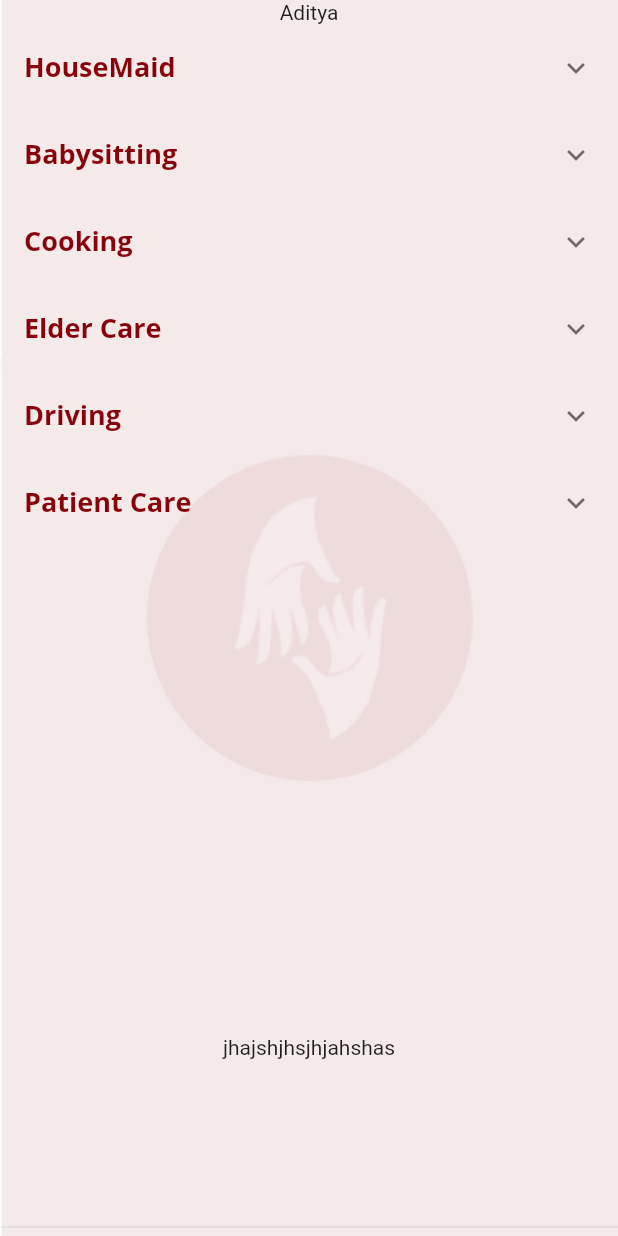
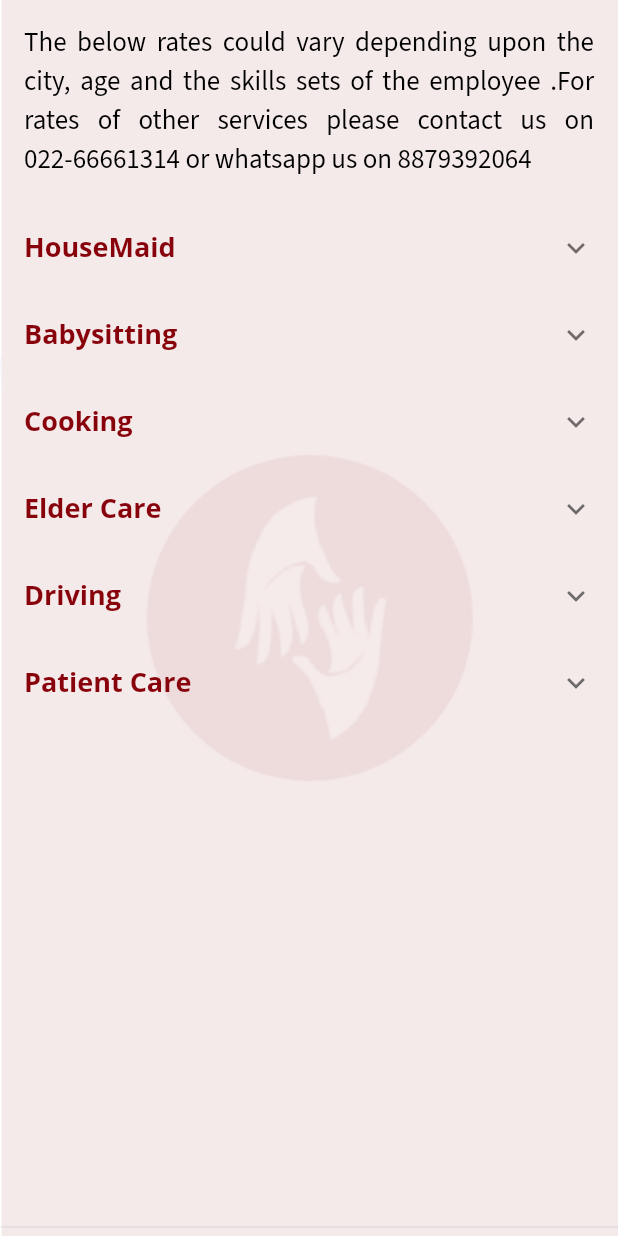
Before and after one commit to kul-deep/Kaamkhoj, a Flutter app: the RateCard screen opened directly, on a phone screen of 412 x 824 dp. Run offline on Flutter 3.47's test engine with Material 2 defaults, Android fonts, the phone set to English and light mode, and no system bars; our stand-ins replace carousel_pro, cloud_firestore, contacts_service, email_validator, firebase_auth, flutter_local_notifications and 9 more; missing offline and left inert: mailer2, onesignal_flutter; accounts and stored records are empty.

Commit message:
rate card update

```diff
--- a/lib/fragments/rate_card.dart
+++ b/lib/fragments/rate_card.dart
@@ -1,4 +1,5 @@
 import 'package:flutter/material.dart';
+import 'package:flutter/services.dart';
 import 'package:google_fonts/google_fonts.dart';
 import 'package:kaamkhoj/NavigatorPages/navigatorPage.dart';
 
@@ -9,6 +10,8 @@ class RateCard extends StatelessWidget {
       fontWeight: FontWeight.bold);
   var font2 = GoogleFonts.sourceSansPro(
       color: Colors.black, fontSize: 16, fontWeight: FontWeight.normal);
+  var font3 = GoogleFonts.sourceSansPro(
+      color: Colors.black, fontSize: 18, fontWeight: FontWeight.normal);
 
   @override
   Widget build(BuildContext context) {
@@ -23,25 +26,25 @@ class RateCard extends StatelessWidget {
       onWillPop: _onBackPressed,
       child: Scaffold(
           body: Container(
-            height: MediaQuery
-                .of(context)
-                .size
-                .height,
+        height: MediaQuery.of(context).size.height,
         decoration: BoxDecoration(
 //                  borderRadius: BorderRadius.circular(50),
             image: DecorationImage(
                 image: AssetImage("assets/images/background.png"),
                 fit: BoxFit.cover)),
-        child:
-            SingleChildScrollView(
+        child: SingleChildScrollView(
           child: Column(
             children: [
-                  Text("Aditya"),
+              Padding(
+                padding: const EdgeInsets.all(16),
+                child: Text(
+                  "The below rates could vary depending upon the city, age and the skills sets of the employee .For rates of other services please contact us on 022-66661314 or whatsapp us on 8879392064",
+                  style: font3,
+                  textAlign: TextAlign.justify,
+                ),
+              ),
               SizedBox(
-                    height: MediaQuery
-                        .of(context)
-                        .size
-                        .height-150,
+                height: MediaQuery.of(context).size.height - 150,
                 child: ListView.builder(
                   itemBuilder: (context, i) {
                     if (i >= data.length) return null;
@@ -52,7 +55,8 @@ class RateCard extends StatelessWidget {
                         ),
                         children: [
                           Padding(
-                                padding: const EdgeInsets.fromLTRB(30.0, 3.0, 20.0, 3.0),
+                            padding:
+                                const EdgeInsets.fromLTRB(30.0, 3.0, 20.0, 3.0),
                             child: Row(
                               children: <Widget>[
                                 Expanded(
@@ -73,7 +77,8 @@ class RateCard extends StatelessWidget {
                             ),
                           ),
                           Padding(
-                                padding: const EdgeInsets.fromLTRB(30.0, 3.0, 20.0, 3.0),
+                            padding:
+                                const EdgeInsets.fromLTRB(30.0, 3.0, 20.0, 3.0),
                             child: Row(
                               children: <Widget>[
                                 Expanded(
@@ -94,7 +99,8 @@ class RateCard extends StatelessWidget {
                             ),
                           ),
                           Padding(
-                                padding: const EdgeInsets.fromLTRB(30.0, 3.0, 20.0, 3.0),
+                            padding:
+                                const EdgeInsets.fromLTRB(30.0, 3.0, 20.0, 3.0),
                             child: Row(
                               children: <Widget>[
                                 Expanded(
@@ -117,11 +123,9 @@ class RateCard extends StatelessWidget {
                         ]);
                   },
                   itemCount: data.length,
-
                 ),
               ),
-                  Text("jhajshjhsjhjahshas"),
-
+              Text(""),
             ],
           ),
         ),
```
Lines whose indentation alone changed are shown as unchanged.
